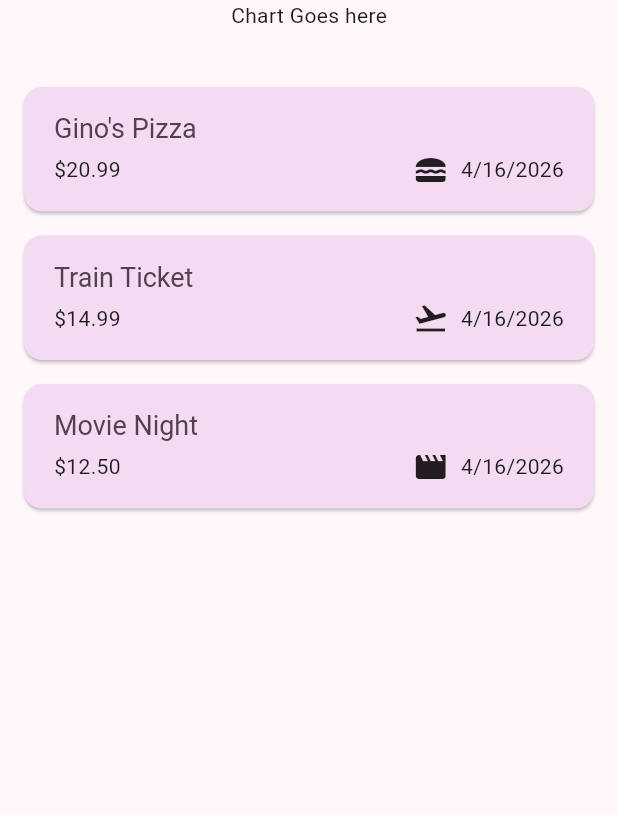
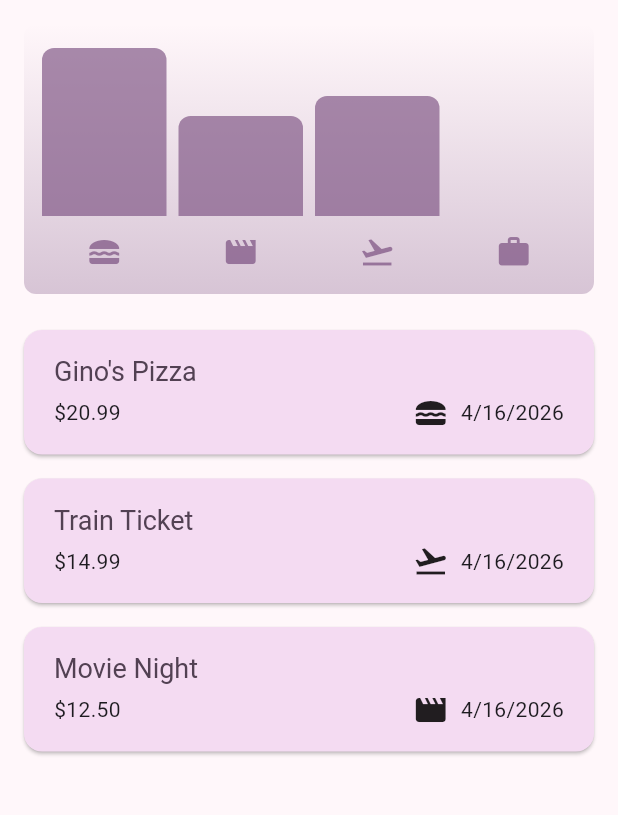
Before and after one commit to Shankalpa-D/expense_tracker1, a Flutter app: the screen it shows after launch, on a phone screen of 412 x 824 dp, the part 84-899 px from its top. Run offline on Flutter 3.47's test engine with Material 3 defaults, Android fonts, the phone set to English and light mode, and no system bars.

Commit message:
added the chart

```diff
--- a/lib/models/Expense.dart
+++ b/lib/models/Expense.dart
@@ -32,3 +32,22 @@
     return formatter.format(date);
   }
 }
+
+class ExpenseBucket {
+  const ExpenseBucket({required this.category, required this.expenses});
+  ExpenseBucket.forCategory(List<Expense> allExpenses, this.category)
+    : expenses = allExpenses
+          .where((expense) => expense.category == category)
+          .toList();
+
+  final Category category;
+  final List<Expense> expenses;
+
+  double get totalExpenses {
+    double sum = 0;
+    for (final expense in expenses) {
+      sum += expense.amount;
+    }
+    return sum;
+  }
+}
--- /dev/null
+++ b/lib/widgits/chart/chart.dart
@@ -0,0 +1,90 @@
+import 'package:expense_tracker1/widgits/chart/chart_bar.dart';
+import 'package:flutter/material.dart';
+import 'package:expense_tracker1/models/expense.dart';
+
+class Chart extends StatelessWidget {
+  const Chart({super.key, required this.expenses});
+
+  final List<Expense> expenses;
+
+  List<ExpenseBucket> get buckets {
+    return [
+      ExpenseBucket.forCategory(expenses, Category.food),
+      ExpenseBucket.forCategory(expenses, Category.leisure),
+      ExpenseBucket.forCategory(expenses, Category.travel),
+      ExpenseBucket.forCategory(expenses, Category.work),
+    ];
+  }
+
+  double get maxTotalExpense {
+    double maxTotalExpense = 0;
+
+    for (final bucket in buckets) {
+      if (bucket.totalExpenses > maxTotalExpense) {
+        maxTotalExpense = bucket.totalExpenses;
+      }
+    }
+
+    return maxTotalExpense;
+  }
+
+  @override
+  Widget build(BuildContext context) {
+    final isDarkMode =
+        MediaQuery.of(context).platformBrightness == Brightness.dark;
+    return Container(
+      margin: const EdgeInsets.all(16),
+      padding: const EdgeInsets.symmetric(vertical: 16, horizontal: 8),
+      width: double.infinity,
+      height: 180,
+      decoration: BoxDecoration(
+        borderRadius: BorderRadius.circular(8),
+        gradient: LinearGradient(
+          colors: [
+            Theme.of(context).colorScheme.primary.withOpacity(0.3),
+            Theme.of(context).colorScheme.primary.withOpacity(0.0),
+          ],
+          begin: Alignment.bottomCenter,
+          end: Alignment.topCenter,
+        ),
+      ),
+      child: Column(
+        children: [
+          Expanded(
+            child: Row(
+              crossAxisAlignment: CrossAxisAlignment.end,
+              children: [
+                for (final bucket in buckets) // alternative to map()
+                  ChartBar(
+                    fill: bucket.totalExpenses == 0
+                        ? 0
+                        : bucket.totalExpenses / maxTotalExpense,
+                  ),
+              ],
+            ),
+          ),
+          const SizedBox(height: 12),
+          Row(
+            children: buckets
+                .map(
+                  (bucket) => Expanded(
+                    child: Padding(
+                      padding: const EdgeInsets.symmetric(horizontal: 4),
+                      child: Icon(
+                        categoryIcons[bucket.category],
+                        color: isDarkMode
+                            ? Theme.of(context).colorScheme.secondary
+                            : Theme.of(
+                                context,
+                              ).colorScheme.primary.withOpacity(0.7),
+                      ),
+                    ),
+                  ),
+                )
+                .toList(),
+          ),
+        ],
+      ),
+    );
+  }
+}
--- /dev/null
+++ b/lib/widgits/chart/chart_bar.dart
@@ -0,0 +1,34 @@
+import 'package:flutter/material.dart';
+
+class ChartBar extends StatelessWidget {
+  const ChartBar({
+    super.key,
+    required this.fill,
+  });
+
+  final double fill;
+
+  @override
+  Widget build(BuildContext context) {
+    final isDarkMode =
+        MediaQuery.of(context).platformBrightness == Brightness.dark;
+    return Expanded(
+      child: Padding(
+        padding: const EdgeInsets.symmetric(horizontal: 4),
+        child: FractionallySizedBox(
+          heightFactor: fill,
+          child: DecoratedBox(
+            decoration: BoxDecoration(
+              shape: BoxShape.rectangle,
+              borderRadius:
+                  const BorderRadius.vertical(top: Radius.circular(8)),
+              color: isDarkMode
+                  ? Theme.of(context).colorScheme.secondary
+                  : Theme.of(context).colorScheme.primary.withOpacity(0.65),
+            ),
+          ),
+        ),
+      ),
+    );
+  }
+}
--- a/lib/widgits/expenses.dart
+++ b/lib/widgits/expenses.dart
@@ -2,6 +2,8 @@
 import 'package:expense_tracker1/widgits/expenses_list/expenses_list.dart';
 import 'package:expense_tracker1/widgits/new_expense.dart';
 import 'package:flutter/material.dart';
+import 'package:expense_tracker1/widgits/chart/chart_bar.dart';
+import 'package:expense_tracker1/widgits/chart/chart.dart';
 
 class Expenses extends StatefulWidget {
   const Expenses({super.key});
@@ -92,8 +94,7 @@
       ),
       body: Column(
         children: [
-          const Text('Chart Goes here'),
-          const SizedBox(height: 30),
+          Chart(expenses: _registeredExpenses),
           Expanded(child: mainContent),
         ],
       ),
```
